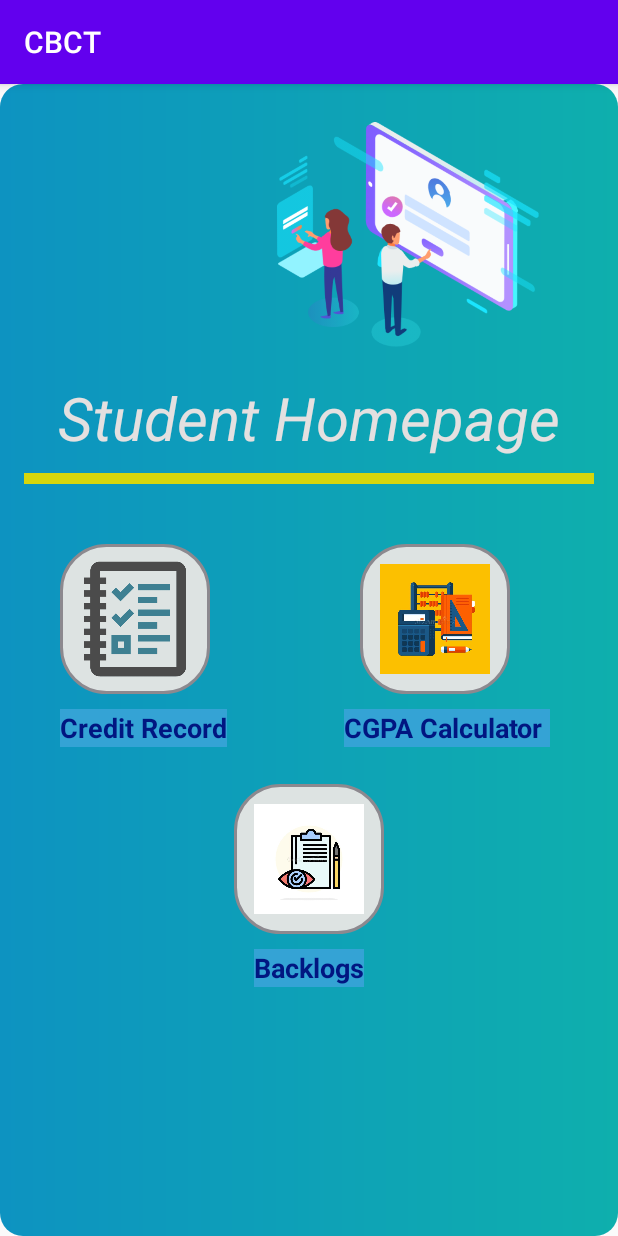
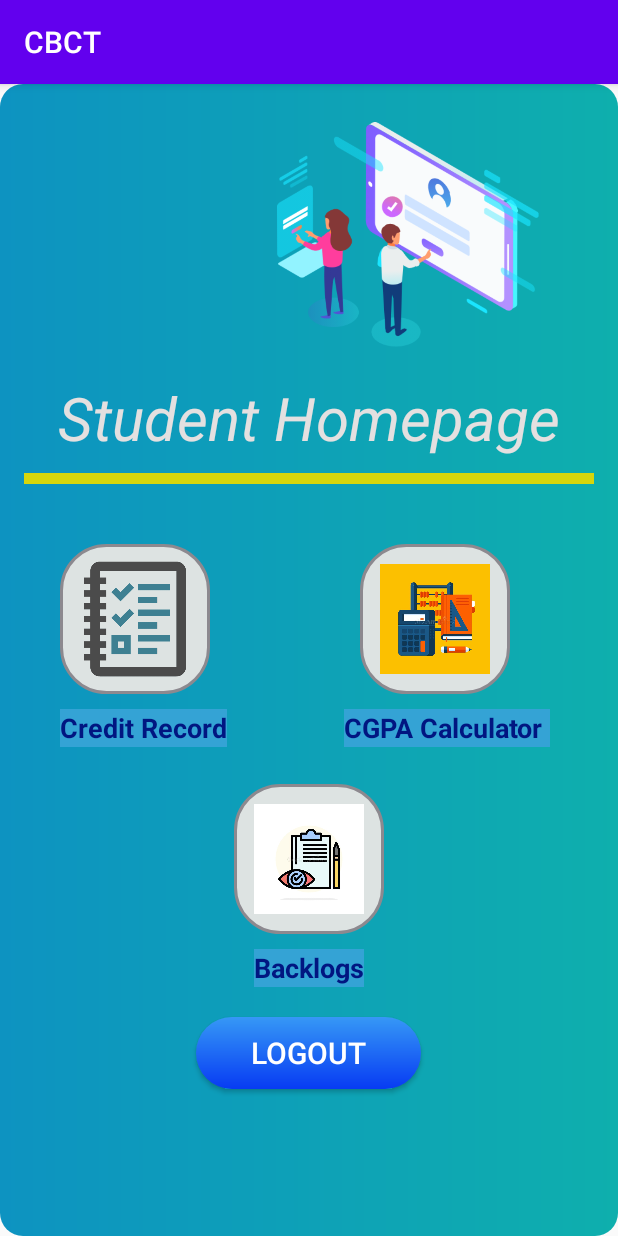
Before and after one commit to CBCT-BBSR/CBCT_Android, an Android app: the StudentHomepageActivity screen opened directly, with no data from a screen before it, on a phone screen of 412 x 824 dp. Run offline under Robolectric (Android 15) with nearby library versions, the light colour scheme and no system bars.

Commit message:
Logout Module
Logout Feature

```diff
--- a/app/src/main/java/com/cutm/majorproject/cbct/FacultyLoginActivity.java
+++ b/app/src/main/java/com/cutm/majorproject/cbct/FacultyLoginActivity.java
@@ -59,7 +59,7 @@ public class FacultyLoginActivity extends AppCompatActivity {
     private void getFaculty() {
 
         Retrofit retrofit = new Retrofit.Builder ().
-                baseUrl("http://192.168.43.57:9090/")
+                baseUrl("http://192.168.42.146:9090/")
                 .addConverterFactory (GsonConverterFactory.create ())
                 .build ();
         FacultyLoginApi facultyLoginApi = retrofit.create (FacultyLoginApi.class);
--- a/app/src/main/java/com/cutm/majorproject/cbct/StudentHomepageActivity.java
+++ b/app/src/main/java/com/cutm/majorproject/cbct/StudentHomepageActivity.java
@@ -4,7 +4,9 @@ package com.cutm.majorproject.cbct;
 import android.content.Intent;
 import android.os.Bundle;
 import android.view.View;
+import android.widget.Button;
 import android.widget.ImageView;
+import android.widget.Toast;
 
 import androidx.appcompat.app.AppCompatActivity;
 
@@ -12,6 +14,8 @@ public class StudentHomepageActivity extends AppCompatActivity {
 
     private ImageView mIVGotoCreditRecord;
     private ImageView mIVGotoCgpaCalculator;
+    Button mBTNStudentLogout;
+    public int count = 0;
 
     @Override
     protected void onCreate( Bundle savedInstanceState) {
@@ -20,6 +24,7 @@ public class StudentHomepageActivity extends AppCompatActivity {
 
         mIVGotoCreditRecord = findViewById(R.id.iv_credit_record);
         mIVGotoCgpaCalculator = findViewById(R.id.iv_calculator);
+        mBTNStudentLogout = findViewById(R.id.btn_student_logout);
 
         //Go to credit record page----
         mIVGotoCreditRecord.setOnClickListener(new View.OnClickListener() {
@@ -41,6 +46,31 @@ public class StudentHomepageActivity extends AppCompatActivity {
             }
         });
 
+        mBTNStudentLogout.setOnClickListener(new View.OnClickListener() {
+            @Override
+            public void onClick(View v) {
+                Intent intent= new Intent(StudentHomepageActivity.this, StudentLoginActivity.class);
+                startActivity(intent);
+                finish();
+            }
+        });
+
+    }
+    @Override
+    public void onBackPressed()
+    {
+        if(count == 0)
+        {
+            Toast.makeText(StudentHomepageActivity.this,"Are Sure to Go Back",Toast.LENGTH_LONG).show();
+            count++;
+        }
+        else
+        {
+            Intent intent= new Intent(StudentHomepageActivity.this, StudentLoginActivity.class);
+            startActivity(intent);
+            finish();
+        }
+       // Toast.makeText(StudentHomepageActivity.this,"Are Sure to Go Back",Toast.LENGTH_LONG).show();
 
     }
 }
--- a/app/src/main/java/com/cutm/majorproject/cbct/StudentLoginActivity.java
+++ b/app/src/main/java/com/cutm/majorproject/cbct/StudentLoginActivity.java
@@ -59,7 +59,7 @@ public class StudentLoginActivity extends AppCompatActivity {
     private void getStudent() {
 
             Retrofit retrofit = new Retrofit.Builder ().
-                    baseUrl("http://192.168.43.57:9090/")
+                    baseUrl("http://192.168.42.146:9090/")
                     .addConverterFactory (GsonConverterFactory.create ())
                     .build ();
             StudentLoginApi studentLoginApi = retrofit.create (StudentLoginApi.class);
--- a/app/src/main/res/layout/activity_student_homepage.xml
+++ b/app/src/main/res/layout/activity_student_homepage.xml
@@ -109,5 +109,15 @@
         android:background="#34A3D5"
         android:textSize="18sp"
         android:textColor="#011681"/>
+    <Button
+        android:id="@+id/btn_student_logout"
+        android:layout_width="150dp"
+        android:layout_height="wrap_content"
+        android:text="Logout"
+        android:background="@drawable/btn_submit"
+        android:textSize="20sp"
+        android:textColor="#ffffff"
+        android:layout_margin="20dp"
+        android:layout_gravity="center"/>
 
 </LinearLayout>
--- a/app/src/main/res/layout/activity_view_task.xml
+++ b/app/src/main/res/layout/activity_view_task.xml
@@ -7,7 +7,6 @@
     android:layout_height="match_parent"
     android:background="@drawable/centre_background"
     tools:context=".TaskViewActivity">
-
     <androidx.recyclerview.widget.RecyclerView
         android:layout_width="match_parent"
         android:layout_height="match_parent"
@@ -24,4 +23,5 @@
 
 
 
+
 </androidx.coordinatorlayout.widget.CoordinatorLayout>
```
Also changed, not shown: app/src/main/java/com/cutm/majorproject/cbct/FacultyHomepageActivity.java (+18 -0 lines), app/src/main/java/com/cutm/majorproject/cbct/FacultySearchResult.java (+18 -1 lines), app/src/main/res/layout/activity_faculty_search_result.xml (+10 -1 lines).
